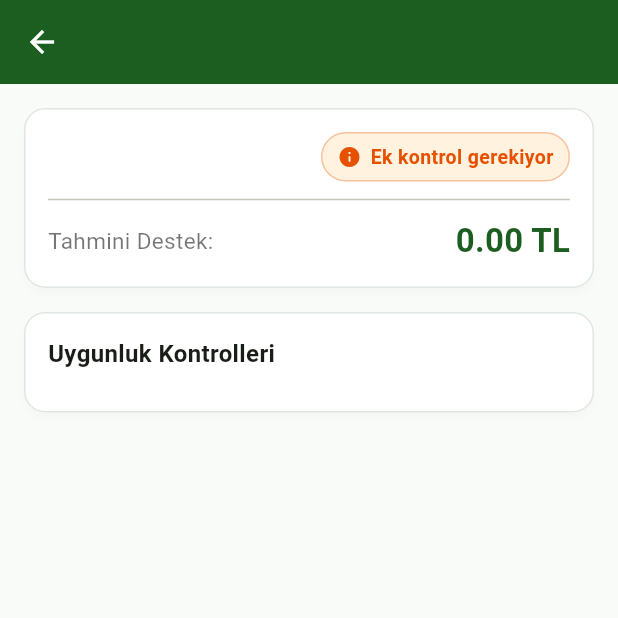
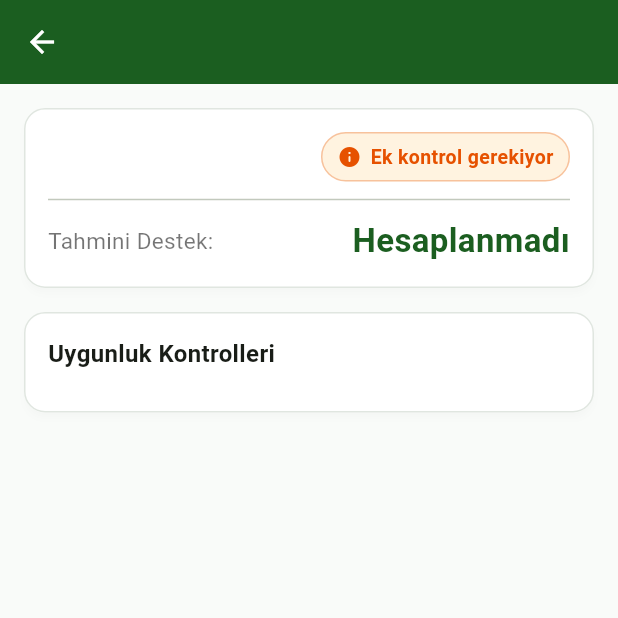
Before and after one commit to seydivakkas/TarimDestegimRAG, a Flutter app: the SupportDetailScreen screen opened directly with empty values, on a phone screen of 412 x 824 dp, the top half of it. Run offline on Flutter 3.47's test engine with Material 3 defaults, Android fonts, the phone set to English and light mode, and no system bars; network calls fail; statements that could not run were skipped.

Commit message:
fix(F13): do not render unavailable estimates as 0 TL or call independent report official

```diff
--- a/mobile/lib/presentation/screens/support_detail_screen.dart
+++ b/mobile/lib/presentation/screens/support_detail_screen.dart
@@ -24,7 +24,7 @@ class SupportDetailScreen extends StatelessWidget {
   });
 
   String _formatCurrency(double? amount) {
-    if (amount == null) return "0.00 TL";
+    if (amount == null) return "Hesaplanmadı";
     final fmt = NumberFormat("#,##0.00", "tr_TR");
     return "${fmt.format(amount)} TL";
   }
```
